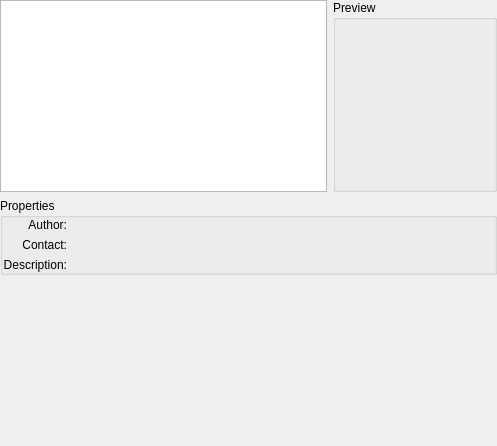
Above: src/tilesetselector.ui from KDE/kajongg before the change. Below: the same form after it.
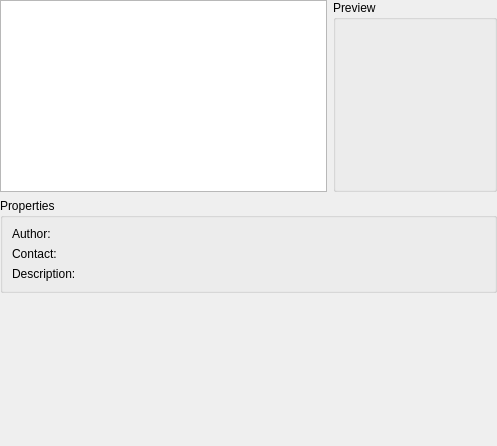
That is the form after the change.

Commit message:
Background & tileset selection UIs: use QFormLayout for listing properties
GIT_SILENT

What changed in the file:
```diff
--- a/src/tilesetselector.ui
+++ b/src/tilesetselector.ui
@@ -81,87 +81,36 @@
      <property name="title" >
       <string>Properties</string>
      </property>
-     <layout class="QHBoxLayout" >
-      <property name="margin" >
-       <number>0</number>
-      </property>
-      <item>
-       <layout class="QVBoxLayout" >
-        <property name="margin" >
-         <number>0</number>
-        </property>
-        <item>
+     <layout class="QFormLayout" name="formLayout">
+      <item row="0" column="0">
          <widget class="QLabel" name="labelAuthor" >
           <property name="text" >
            <string>Author:</string>
           </property>
-          <property name="alignment" >
-           <set>Qt::AlignRight|Qt::AlignTrailing|Qt::AlignVCenter</set>
-          </property>
-         </widget>
-        </item>
-        <item>
+       </widget>
+      </item>
+      <item row="0" column="1">
+       <widget class="QLabel" name="tilesetAuthor"/>
+      </item>
+      <item row="1" column="0">
          <widget class="QLabel" name="labelContact" >
           <property name="text" >
            <string>Contact:</string>
           </property>
-          <property name="alignment" >
-           <set>Qt::AlignRight|Qt::AlignTrailing|Qt::AlignVCenter</set>
-          </property>
-         </widget>
-        </item>
-        <item>
+       </widget>
+      </item>
+      <item row="1" column="1">
+       <widget class="QLabel" name="tilesetContact"/>
+      </item>
+      <item row="2" column="0">
          <widget class="QLabel" name="labelDescription" >
           <property name="text" >
            <string>Description:</string>
           </property>
-          <property name="alignment" >
-           <set>Qt::AlignRight|Qt::AlignTrailing|Qt::AlignVCenter</set>
-          </property>
-         </widget>
-        </item>
-       </layout>
-      </item>
-      <item>
-       <layout class="QVBoxLayout" >
-        <property name="margin" >
-         <number>0</number>
-        </property>
-        <item>
-         <widget class="QLabel" name="tilesetAuthor" >
-          <property name="text" >
-           <string/>
-          </property>
-         </widget>
-        </item>
-        <item>
-         <widget class="QLabel" name="tilesetContact" >
-          <property name="text" >
-           <string/>
-          </property>
-         </widget>
-        </item>
-        <item>
-         <widget class="QLabel" name="tilesetDescription" >
-          <property name="text" >
-           <string/>
-          </property>
-         </widget>
-        </item>
-       </layout>
-      </item>
-      <item>
-       <spacer>
-        <property name="orientation" >
-         <enum>Qt::Horizontal</enum>
-        </property>
-        <property name="sizeHint" stdset="0" >
-         <size>
-          <width>40</width>
-          <height>20</height>
-         </size>
-        </property>
-       </spacer>
+       </widget>
+      </item>
+      <item row="2" column="1">
+       <widget class="QLabel" name="tilesetDescription"/>
       </item>
      </layout>
     </widget>
```
Lines whose indentation alone changed are shown as unchanged. The commit also changes 1 other file.
